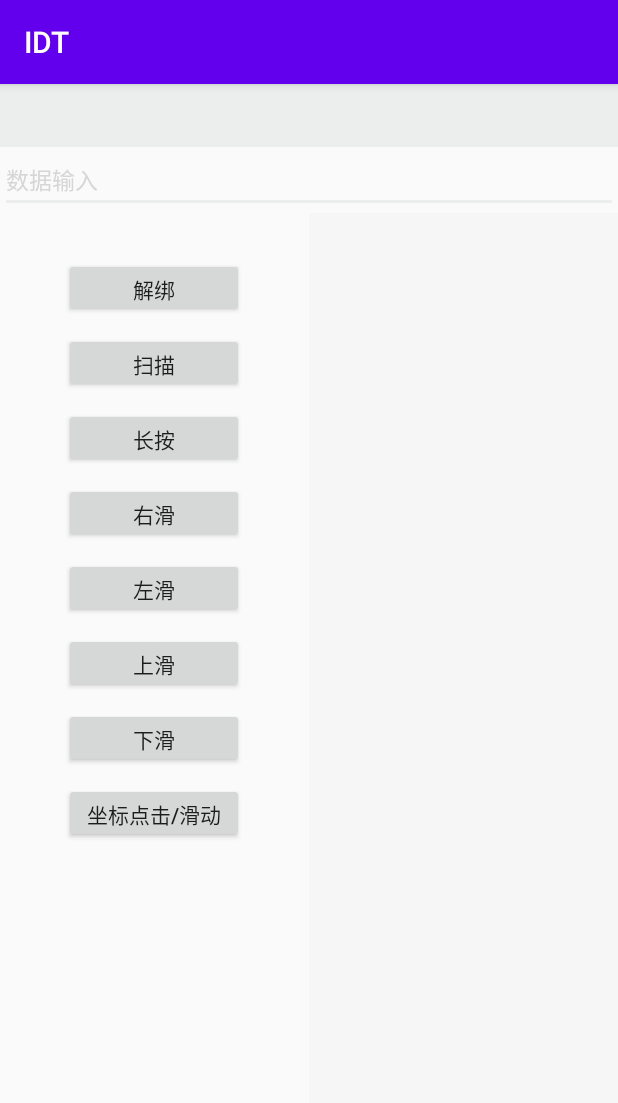
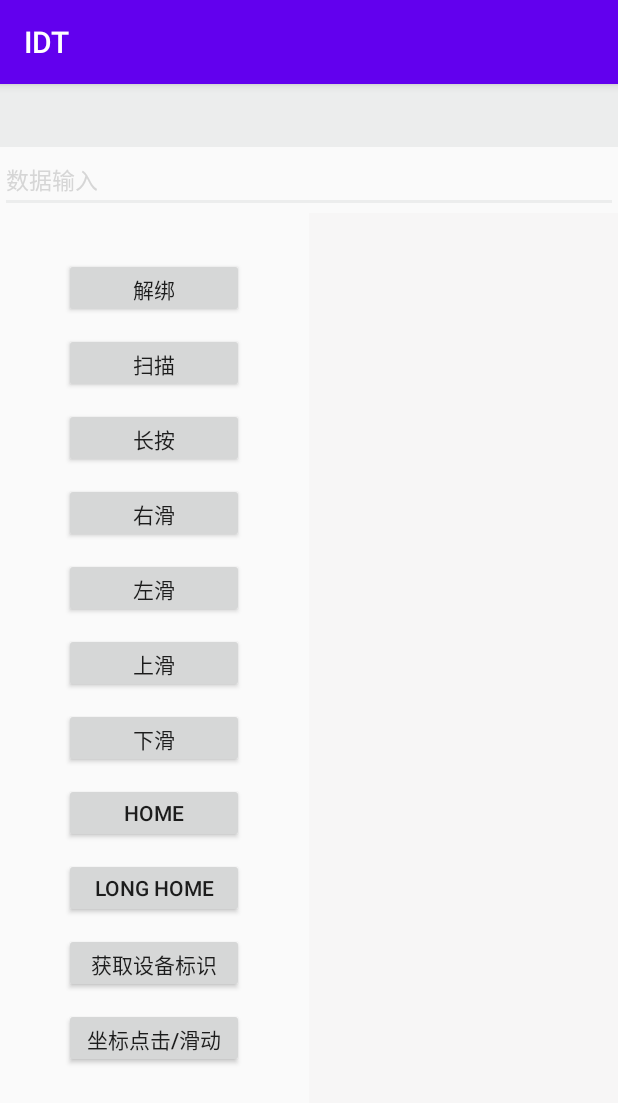
Before and after one commit to Greeyzyang/IDT, an Android app: the BrandyJsonDeviceActivity screen opened directly, with no data from a screen before it, on a phone screen of 412 x 824 dp. Shown: the top 1103 px of the screen. Run offline under Robolectric (Android 15) with nearby library versions, the phone set to English and light mode, and no system bars; our stand-ins replace ButterKnife; libraries missing offline, so code that uses them is left out: com.ryeex.band, com.ryeex.ble, com.ryeex.watch; 6 statements that could not run were skipped.

Commit message:
Merge branch 'auto' of https://github.com/ryeex/android-ryeex-sdk-test into auto
 Conflicts:
	bandDemo/src/main/java/com/ryeex/sdkband/JsonDeviceActivity.java

```diff
--- a/bandDemo/build.gradle
+++ b/bandDemo/build.gradle
@@ -2,6 +2,8 @@ apply plugin: 'com.android.application'
 apply from: '../common.gradle'
 
 android {
+    aaptOptions.cruncherEnabled = false;
+    aaptOptions.useNewCruncher = false
 
     defaultConfig {
         applicationId "com.ryeex.sdk.demo"
--- a/bandDemo/src/main/AndroidManifest.xml
+++ b/bandDemo/src/main/AndroidManifest.xml
@@ -47,7 +47,6 @@
         <activity
             android:name="com.ryeex.sdkband.WatchBindActivity"
             android:launchMode="singleTop" />
-        />
         <activity
             android:name="com.ryeex.sdkband.BrandyPbDeviceActivity"
             android:launchMode="singleTask" />
--- a/bandDemo/src/main/java/com/ryeex/sdkband/SaturnJsonDevicesActivity.java
+++ b/bandDemo/src/main/java/com/ryeex/sdkband/SaturnJsonDevicesActivity.java
@@ -419,7 +419,7 @@ public class SaturnJsonDevicesActivity extends AppCompatActivity {
 
     @Override
     protected void onDestroy() {
-        super.onDestroy();
+            super.onDestroy();
         WatchManager.getInstance().removeDeviceConnectListener(deviceConnectListener);
     }
 }
--- a/bandDemo/src/main/res/layout/brandyactivity_json.xml
+++ b/bandDemo/src/main/res/layout/brandyactivity_json.xml
@@ -107,6 +107,30 @@
                 android:text="@string/下滑" />
 
             <Button
+                android:id="@+id/btn_home"
+                android:layout_width="120dp"
+                android:layout_height="40dp"
+                android:layout_marginTop="10dp"
+                android:gravity="center"
+                android:text="Home" />
+
+            <Button
+                android:id="@+id/btn_longhome"
+                android:layout_width="120dp"
+                android:layout_height="40dp"
+                android:layout_marginTop="10dp"
+                android:gravity="center"
+                android:text="Long Home" />
+
+            <Button
+                android:id="@+id/btn_getdevice"
+                android:layout_width="120dp"
+                android:layout_height="40dp"
+                android:layout_marginTop="10dp"
+                android:gravity="center"
+                android:text="获取设备标识" />
+
+            <Button
                 android:id="@+id/btn_click"
                 android:layout_width="120dp"
                 android:layout_height="40dp"
```
Also changed, not shown: bandDemo/src/main/java/com/ryeex/sdkband/BrandyJsonDeviceActivity.java (+166 -177 lines).
